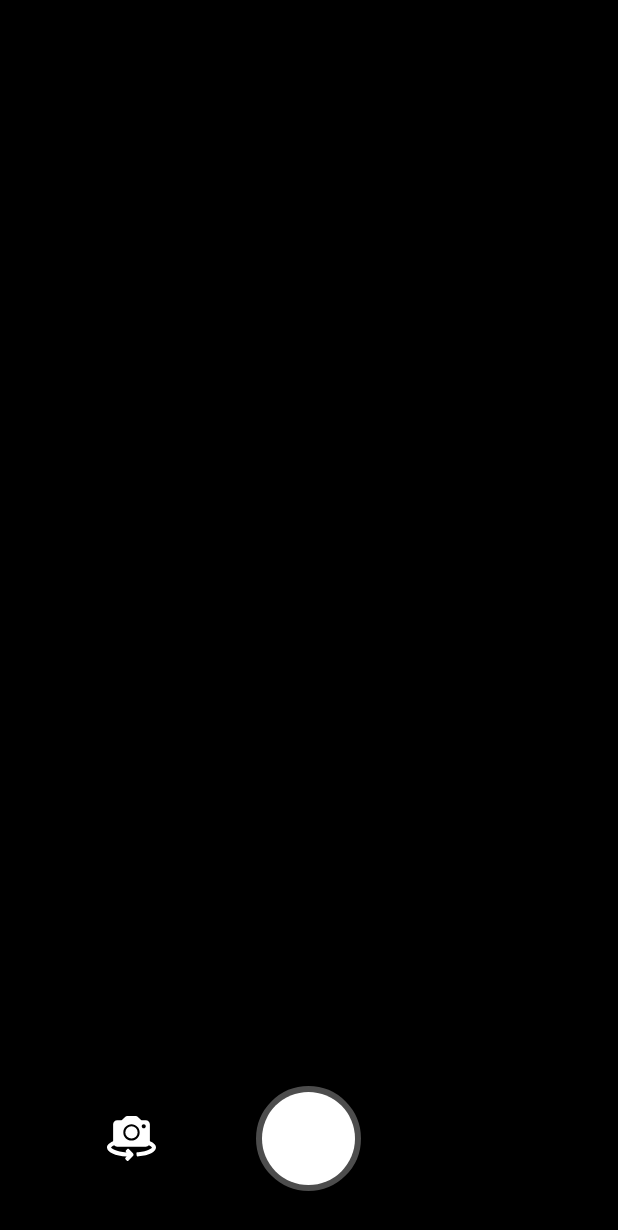
After one commit to vovademar/TeamProject, an Android app: the layout camera_activity.xml on its own in the app's theme, with its tools: preview values and no code run, on a phone screen of 412 x 824 dp. The commit adds this screen. Shown: the top 1230 px of the screen. Run offline under Robolectric (Android 15) with nearby library versions, the phone set to English and light mode, and no system bars.

Commit message:
Add work with camera in application

```diff
--- a/EmmuTest/app/build.gradle
+++ b/EmmuTest/app/build.gradle
@@ -36,6 +36,7 @@ dependencies {
     implementation 'com.google.android.material:material:1.8.0'
     implementation 'androidx.camera:camera-core:1.0.2'
     implementation 'androidx.camera:camera-lifecycle:1.0.2'
+    implementation 'androidx.recyclerview:recyclerview:1.1.0'
     testImplementation 'junit:junit:4.13.2'
     androidTestImplementation 'androidx.test.ext:junit:1.1.5'
     androidTestImplementation 'androidx.test.espresso:espresso-core:3.5.1'
--- a/EmmuTest/app/src/main/java/com/example/emmu/SelectSearchingMethodActivity.java
+++ b/EmmuTest/app/src/main/java/com/example/emmu/SelectSearchingMethodActivity.java
@@ -6,6 +6,8 @@ import android.view.View;
 import android.widget.Button;
 
 import androidx.appcompat.app.AppCompatActivity;
+
+import com.example.emmu.CameraActivities.CameraActivity;
 
 public class SelectSearchingMethodActivity extends AppCompatActivity {
 
@@ -33,7 +35,8 @@ public class SelectSearchingMethodActivity extends AppCompatActivity {
         findMusicByPhotoButton.setOnClickListener(new View.OnClickListener() {
             @Override
             public void onClick(View v) {
-                // Обработка нажатия на кнопку "Поиск музыки по фото"
+                Intent intent = new Intent(SelectSearchingMethodActivity.this, CameraActivity.class);
+                startActivity(intent);
             }
         });
     }
--- /dev/null
+++ b/EmmuTest/app/src/main/res/drawable/circle.xml
@@ -0,0 +1,12 @@
+<?xml version="1.0" encoding="utf-8"?>
+<shape xmlns:android="http://schemas.android.com/apk/res/android"
+    android:shape="oval">
+    <solid android:color="@android:color/white" />
+    <size
+        android:width="70dp"
+        android:height="70dp" />
+
+    <stroke
+        android:width="8dp"
+        android:color="#4DFFFFFF" />
+</shape>
--- /dev/null
+++ b/EmmuTest/app/src/main/res/drawable/ic_cam_rotate.xml
@@ -0,0 +1,12 @@
+<vector xmlns:android="http://schemas.android.com/apk/res/android"
+    android:width="512dp"
+    android:height="512dp"
+    android:viewportWidth="512"
+    android:viewportHeight="512">
+  <path
+      android:fillColor="#FFFFFF"
+      android:pathData="M448,283.913V106.667C448,83.136 428.865,64 405.333,64h-44.5c-2.802,0 -5.552,-1.135 -7.542,-3.125l-30.167,-30.167c-6.042,-6.042 -14.083,-9.375 -22.625,-9.375h-89c-8.542,0 -16.583,3.333 -22.625,9.375l-30.167,30.167c-1.99,1.99 -4.74,3.125 -7.542,3.125h-44.5C83.135,64 64,83.136 64,106.667v177.271c-52.268,21.991 -64,47.516 -64,65.448c0,49.456 86.173,87.819 205.922,94.824l-13.138,13.139c-4.171,4.168 -4.171,10.928 0,15.096l15.092,15.095c4.171,4.168 10.928,4.168 15.099,0l48.329,-48.331c8.337,-8.339 8.337,-21.854 0,-30.191l-43.598,-43.598c-4.171,-4.169 -10.928,-4.169 -15.098,0l-15.094,15.094c-4.171,4.169 -4.171,10.928 0,15.098l5.66,5.66c-106.594,-7.333 -159.148,-40.878 -160.474,-51.814c0.281,-2.297 6.702,-12.151 31.395,-23.557c7.832,9.35 19.444,15.432 32.57,15.432h298.667c13.13,0 24.745,-6.085 32.577,-15.44c24.573,11.337 31.145,21.363 31.409,23.221c-1.522,8.069 -39.167,39.939 -141.677,50.552l-10.618,1.1c-5.865,0.607 -10.125,5.853 -9.518,11.719l2.201,21.234c0.607,5.865 5.853,10.125 11.717,9.518l10.619,-1.1C439.681,430.994 512,393.724 512,349.386C512,331.409 500.296,305.818 448,283.913zM256,277.333c-47.052,0 -85.333,-38.281 -85.333,-85.333c0,-47.052 38.281,-85.333 85.333,-85.333s85.333,38.281 85.333,85.333C341.333,239.052 303.052,277.333 256,277.333zM384,149.333c-11.76,0 -21.333,-9.573 -21.333,-21.333c0,-11.76 9.573,-21.333 21.333,-21.333c11.76,0 21.333,9.573 21.333,21.333C405.333,139.761 395.76,149.333 384,149.333z"/>
+  <path
+      android:fillColor="#fff"
+      android:pathData="M256,192m-64,0a64,64 0,1 1,128 0a64,64 0,1 1,-128 0"/>
+</vector>
--- /dev/null
+++ b/EmmuTest/app/src/main/res/layout/camera_activity.xml
@@ -0,0 +1,43 @@
+<?xml version="1.0" encoding="utf-8"?>
+<RelativeLayout xmlns:android="http://schemas.android.com/apk/res/android"
+    xmlns:tools="http://schemas.android.com/tools"
+    android:layout_width="match_parent"
+    android:layout_height="match_parent"
+    tools:context=".CameraActivities.CameraActivity">
+
+    <FrameLayout
+        android:id="@+id/frame_layout"
+        android:layout_width="match_parent"
+        android:layout_height="match_parent"
+        android:background="@android:color/black" />
+
+    <RelativeLayout
+        android:layout_width="match_parent"
+        android:layout_height="wrap_content"
+        android:layout_alignParentBottom="true"
+        android:layout_marginBottom="30dp">
+
+        <ImageView
+            android:layout_width="35dp"
+            android:layout_height="35dp"
+            android:layout_centerVertical="true"
+            android:layout_marginEnd="65dp"
+            android:layout_toStartOf="@+id/captureBtn"
+            android:clickable="true"
+            android:focusable="true"
+            android:padding="1dp"
+            android:onClick="rotateCamera"
+            android:src="@drawable/ic_cam_rotate" />
+
+        <ImageButton
+            android:id="@+id/captureBtn"
+            android:layout_width="wrap_content"
+            android:layout_height="wrap_content"
+            android:layout_centerHorizontal="true"
+            android:background="@drawable/circle"
+            android:onClick="captureImage" />
+
+    </RelativeLayout>
+
+
+</RelativeLayout>
--- a/EmmuTest/build.gradle
+++ b/EmmuTest/build.gradle
@@ -1,5 +1,5 @@
 // Top-level build file where you can add configuration options common to all sub-projects/modules.
 plugins {
-    id 'com.android.application' version '8.0.0' apply false
-    id 'com.android.library' version '8.0.0' apply false
+    id 'com.android.application' version '7.4.2' apply false
+    id 'com.android.library' version '7.4.2' apply false
 }
```
Also changed, not shown: EmmuTest/app/src/main/AndroidManifest.xml (+8 -3 lines), EmmuTest/app/src/main/java/com/example/emmu/CameraActivities/CameraActivity.java (added, +111 -0 lines), EmmuTest/app/src/main/java/com/example/emmu/CameraActivity.kt (deleted, +0 -164 lines), EmmuTest/app/src/main/java/com/example/emmu/CameraUtils/CameraPreview.java (added, +112 -0 lines), EmmuTest/app/src/main/java/com/example/emmu/CameraUtils/Permission.java (added, +38 -0 lines), EmmuTest/gradle/wrapper/gradle-wrapper.properties.
